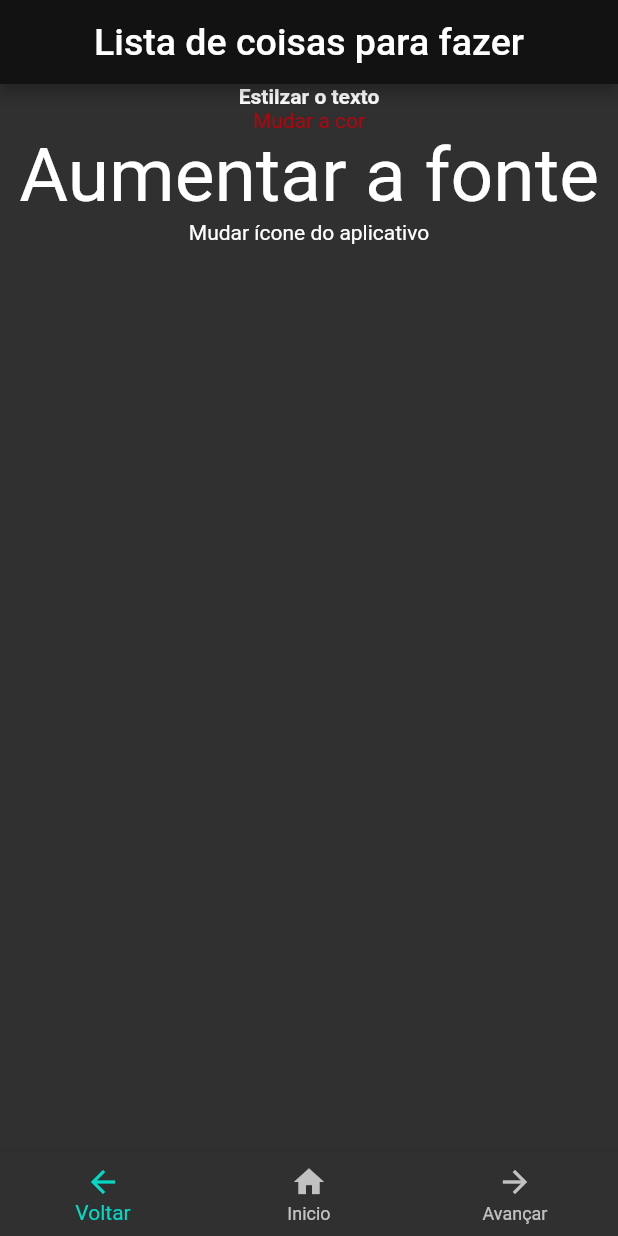
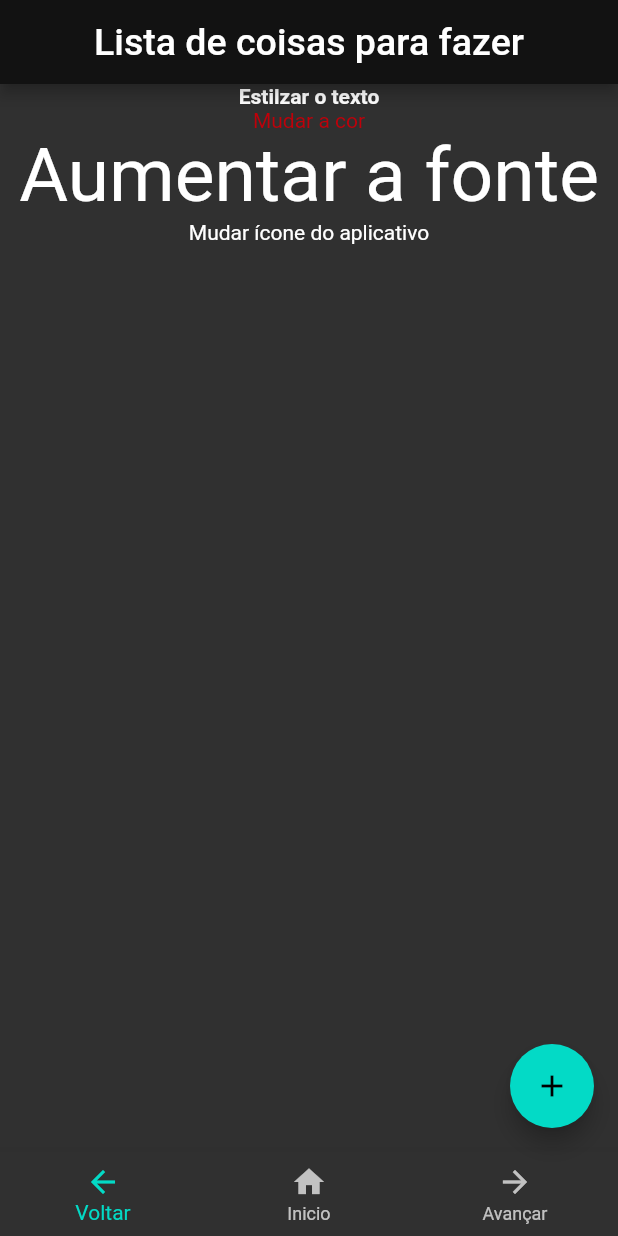
Before and after one commit to VictorRyan3612/POO_Orientada-a-objetos, a Flutter app: the screen it shows after launch, on a phone screen of 412 x 824 dp. Run offline on Flutter 3.47's test engine with Material 2 defaults, Android fonts, the phone set to English and light mode, and no system bars.

Commit message:
App 0.1.6.1

```diff
--- a/Atividade 1 a 9/app_1/lib/home_page.dart
+++ b/Atividade 1 a 9/app_1/lib/home_page.dart
@@ -10,6 +10,7 @@ class HomePage extends StatefulWidget{
 
 
 class HomePageStates extends State<HomePage>{
+  int count = 0;
   @override
   Widget build(BuildContext context) {
     return
@@ -45,6 +46,16 @@ class HomePageStates extends State<HomePage>{
 
       ),
 
+
+      floatingActionButton: FloatingActionButton(
+        child: Icon(Icons.add),
+        onPressed:(){
+          count ++;
+        },
+       ),
+
+
+
       bottomNavigationBar: BottomNavigationBar(
         items: const [
           BottomNavigationBarItem(
```
